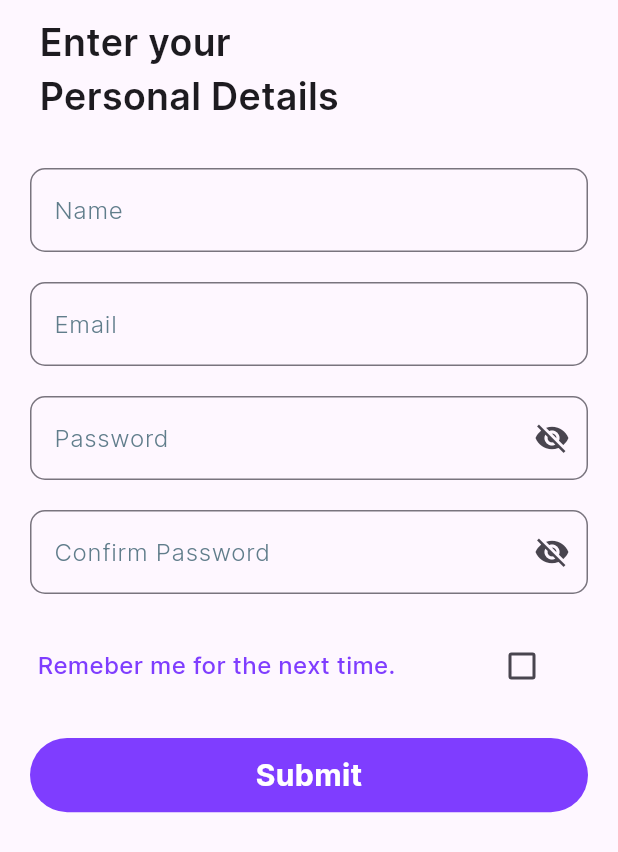
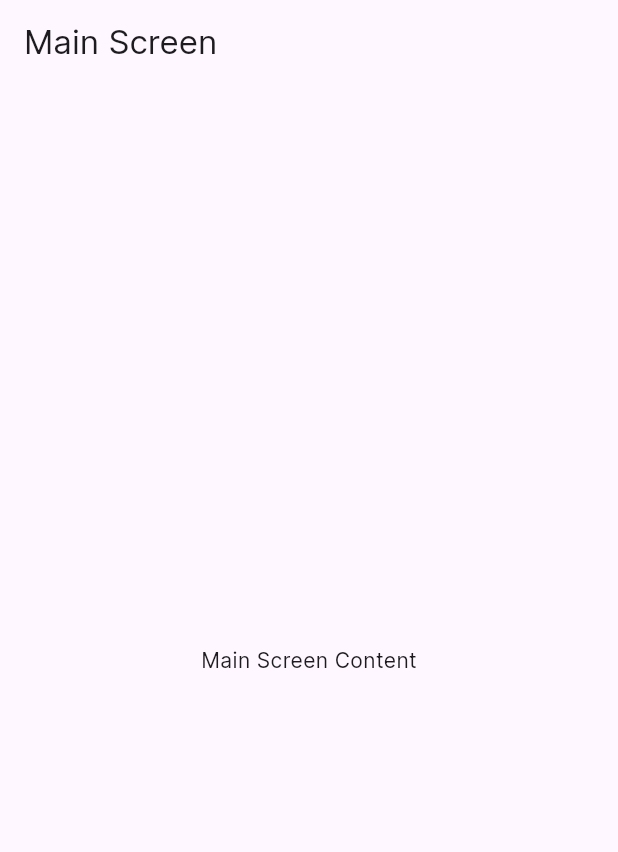
Before and after one commit to PunsisiJay/Money-Expenses-Mobile-App, a Flutter app: the screen it shows after launch, on a phone screen of 412 x 824 dp. Shown: the top 852 px of the screen. Run offline on Flutter 3.47's test engine with Material 3 defaults, Android fonts, the phone set to English and light mode, and no system bars; our stand-ins replace shared_preferences, smooth_page_indicator.

Commit message:
Added main screen and user service class

```diff
--- a/lib/main.dart
+++ b/lib/main.dart
@@ -1,8 +1,12 @@
+import 'package:expenzes_app/screens/main_screen.dart';
 import 'package:expenzes_app/screens/onboarding_screen.dart';
 import 'package:expenzes_app/screens/user_screen.dart';
 import 'package:flutter/material.dart';
+import 'package:shared_preferences/shared_preferences.dart';
 
-void main(){
+void main() async{
+  WidgetsFlutterBinding.ensureInitialized();
+  await SharedPreferences.getInstance();
   runApp(MyApp());
 }
 
@@ -17,8 +21,9 @@ class MyApp extends StatelessWidget {
       theme: ThemeData(
         fontFamily: "Inter"
       ),
-      home: UserScreen()
+      home: MainScreen()
       //OnboardingScreen()
+      //UserScreen()
     );
   }
 }
--- /dev/null
+++ b/lib/screens/main_screen.dart
@@ -0,0 +1,22 @@
+import 'package:flutter/material.dart';
+
+class MainScreen extends StatefulWidget {
+  const MainScreen({super.key});
+
+  @override
+  State<MainScreen> createState() => _MainScreenState();
+}
+
+class _MainScreenState extends State<MainScreen> {
+  @override
+  Widget build(BuildContext context) {
+    return Scaffold(
+      appBar: AppBar(
+        title: Text("Main Screen"),
+      ),
+      body: Center(
+        child: Text("Main Screen Content"),
+      ),
+    );
+  }
+}
--- a/pubspec.yaml
+++ b/pubspec.yaml
@@ -35,6 +35,7 @@ dependencies:
   # Use with the CupertinoIcons class for iOS style icons.
   cupertino_icons: ^1.0.8
   smooth_page_indicator: ^1.2.1
+  shared_preferences: ^2.5.3
 
 dev_dependencies:
   flutter_test:
```
Also changed, not shown: lib/screens/user_screen.dart (+32 -12 lines), lib/services/user_service.dart (added, +36 -0 lines), pubspec.lock, 1 other file.
